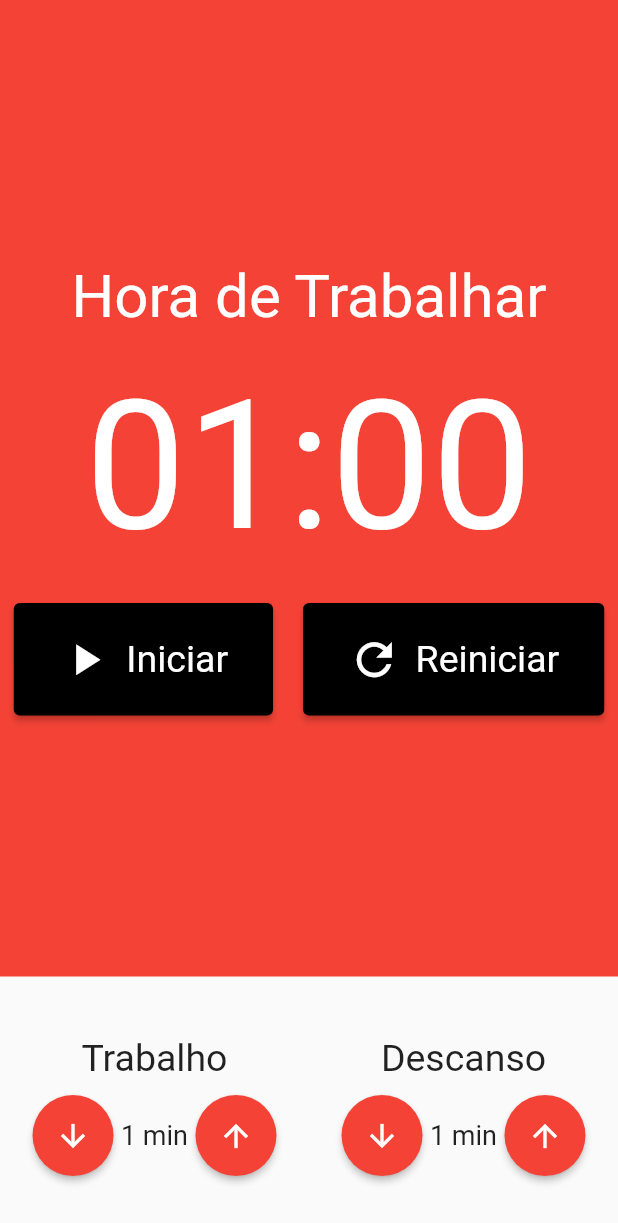
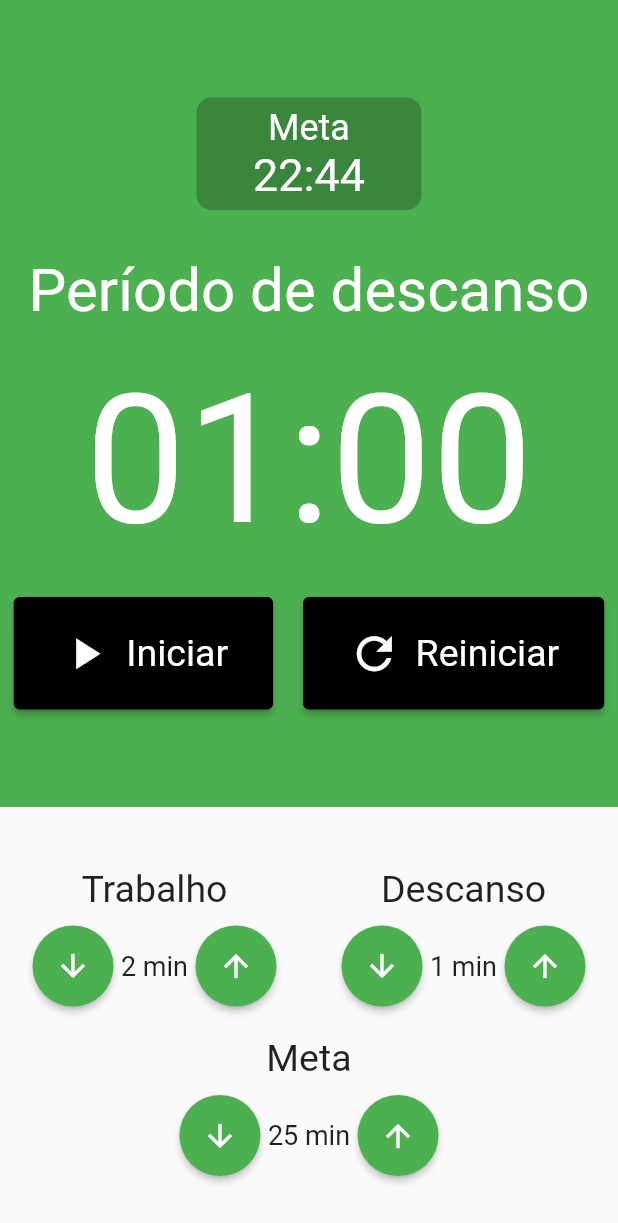
Before and after one commit to Mavitu56/Pomodoro_Flutter, a Flutter app: the screen it shows after launch, after a tap on "Iniciar", after a tap on "Reiniciar", on a phone screen of 412 x 824 dp. Shown: the top 1223 px of the screen. Run offline on Flutter 3.47's test engine with Material 2 defaults, Android fonts, the phone set to English and light mode, and no system bars; our stand-ins replace flutter_mobx, mobx; generated files the repository leaves out were written again.

Commit message:
Timer Meta

```diff
--- a/lib/components/Cronometro.dart
+++ b/lib/components/Cronometro.dart
@@ -14,14 +14,48 @@ class Cronometro extends StatelessWidget {
     return Observer(
   builder: (_) {
     return Container(
-          color: store.estaTrabalhando() ? Colors.red : Colors.green,
+      color: store.estaTrabalhando() ?  Colors.red : Colors.green, // Cor de fundo do Container
+      child: Column(
+        mainAxisAlignment: MainAxisAlignment.center,
+        children: [
+          Container(
+            width: 150,
+            height: 75,
+            decoration: BoxDecoration(
+              color: store.estaTrabalhando() ?  Color.fromARGB(244, 175, 45, 36) : const Color.fromARGB(255, 58, 134, 60), // Cor de fundo do Container
+              borderRadius: BorderRadius.circular(10.0), // Valor define o raio de arredondamento
+            ),
             child: Column(
               mainAxisAlignment: MainAxisAlignment.center,
               children: [
                 Text(
-                store.estaTrabalhando()
-                    ? 'Hora de Trabalhar'
-                    : 'Hora de Descansar',
+                  'Meta',
+                  style: TextStyle(
+                    fontSize: 24,
+                    color: Colors.white,
+                  ),
+                ),
+                Text(
+                  '${store.minutosMeta.toString().padLeft(2, '0')}:${store.segundosMeta.toString().padLeft(2, '0')}',
+                  style: const TextStyle(
+                    fontSize: 30,
+                    color: Colors.white,
+                  ),
+                ),
+              ],
+            ),
+          ),
+          SizedBox(height: 10),
+          if (store.concluido)
+                  Icon(
+                    Icons.check_circle,
+                    color: Colors.white,
+                    size: 48,
+                  ),
+          SizedBox(height: 20), // Espaçamento
+
+          Text(
+            store.estaTrabalhando() ? 'Período de foco' : 'Período de descanso',
             style: const TextStyle(
               fontSize: 40,
               color: Colors.white,
@@ -72,5 +106,7 @@ class Cronometro extends StatelessWidget {
     );
   },
 );
+
+
   }
 }
--- a/lib/pages/Pomodoro.dart
+++ b/lib/pages/Pomodoro.dart
@@ -16,13 +16,16 @@ class Pomodoro extends StatelessWidget {
       body: Column(
         crossAxisAlignment: CrossAxisAlignment.stretch,
         children: [
-          const Expanded(
+          Expanded(
             child: Cronometro(),
           ),
           Padding(
             padding: const EdgeInsets.symmetric(vertical: 40),
             child: Observer(
-              builder: (_) => Row(
+              builder: (_) {
+                return Column(
+                  children: [
+                    Row(
                       mainAxisAlignment: MainAxisAlignment.spaceAround,
                       children: [
                         EntradaTempo(
@@ -47,8 +50,28 @@ class Pomodoro extends StatelessWidget {
                         ),
                       ],
                     ),
+                    SizedBox(height: 20), // Espaçamento
+                    Row(
+                      mainAxisAlignment: MainAxisAlignment.center,
+                      children: [
+                        EntradaTempo(
+                          titulo: 'Meta',
+                          valor: store.tempoMeta,
+                          inc: store.iniciado
+                              ? null
+                              : store.incrementarMeta,
+                          dec: store.iniciado
+                              ? null
+                              : store.decrementarMeta,
+                        ),
+                      ],
+                    ),
+                  ],
+                );
+              },
             ),
           ),
+
         ],
       ),
     );
--- a/lib/store/pomodoro.store.dart
+++ b/lib/store/pomodoro.store.dart
@@ -5,6 +5,7 @@ import 'package:mobx/mobx.dart';
 part 'pomodoro.store.g.dart';
 
 class PomodoroStore = _PomodoroStore with _$PomodoroStore;
+
 
 enum TipoIntervalo { trabalho, descanso }
 
@@ -29,6 +30,18 @@ abstract class _PomodoroStore with Store {
 
   Timer? cronometro;
 
+  @observable
+  int minutosMeta = 25; // Valor padrão da meta em minutos
+
+  @observable
+  int segundosMeta = 0; // Valor padrão da meta em segundos
+
+  @observable
+  bool concluido = false; // Indica se a meta foi concluída
+
+  @observable
+  int tempoMeta = 25;
+
   @action
   void iniciar() {
     iniciado = true;
@@ -40,6 +53,14 @@ abstract class _PomodoroStore with Store {
         minutos--;
       } else {
         segundos--;
+      }
+       if (minutosMeta == 0 && segundosMeta == 0) {
+        marcarConcluido();
+      }else if (segundosMeta==0){
+        segundosMeta = 59;
+        minutosMeta--;
+      }else{
+        segundosMeta--;
       }
     });
   }
@@ -57,6 +78,14 @@ abstract class _PomodoroStore with Store {
     segundos = 0;
   }
 
+    @action
+  void reiniciarMeta() {
+    parar();
+    minutosMeta = tempoMeta;
+    segundosMeta = 0;
+    concluido = false;
+  }
+
   @action
   void incrementarTempoTrabalho() {
     tempoTrabalho++;
@@ -72,6 +101,20 @@ abstract class _PomodoroStore with Store {
       if (estaTrabalhando()) {
         reiniciar();
       }
+    }
+  }
+
+    @action
+  void incrementarMeta() {
+    tempoMeta++;
+      reiniciarMeta();
+  }
+
+  @action
+  void decrementarMeta() {
+    if (tempoMeta > 1) {
+      tempoMeta--;
+        reiniciarMeta();
     }
   }
 
@@ -111,4 +154,11 @@ abstract class _PomodoroStore with Store {
     }
     segundos = 0;
   }
+
+
+  @action
+  void marcarConcluido() {
+    concluido = true;
+  }
+
 }
```
Also changed, not shown: lib/store/pomodoro.store.g.dart. Lines whose indentation alone changed are shown as unchanged.
